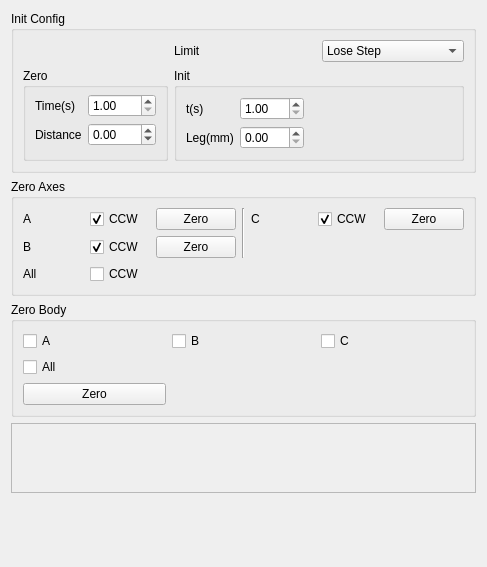
ww4u/megarobostudio, file source/wnd/ui/igusdrylinpref.ui: the form before one commit.
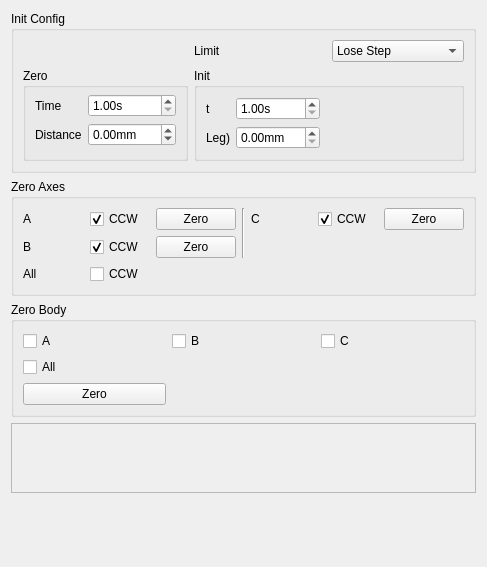
The form after the commit. Icons and pictures are not drawn. Custom widgets are drawn as their Qt base class.

Diff of the .ui file:
```diff
--- a/source/wnd/ui/igusdrylinpref.ui
+++ b/source/wnd/ui/igusdrylinpref.ui
@@ -48,12 +48,15 @@
          <item row="0" column="0">
           <widget class="QLabel" name="label_7">
            <property name="text">
-            <string>Time(s)</string>
+            <string>Time</string>
            </property>
           </widget>
          </item>
          <item row="0" column="1">
           <widget class="QDoubleSpinBox" name="spinZeroTime">
+           <property name="suffix">
+            <string>s</string>
+           </property>
            <property name="minimum">
             <double>1.000000000000000</double>
            </property>
@@ -71,6 +74,9 @@
          </item>
          <item row="1" column="1">
           <widget class="QDoubleSpinBox" name="spinZeroAngle">
+           <property name="suffix">
+            <string>mm</string>
+           </property>
            <property name="minimum">
             <double>-360.000000000000000</double>
            </property>
@@ -111,12 +117,15 @@
          <item row="1" column="0">
           <widget class="QLabel" name="label_2">
            <property name="text">
-            <string>Leg(mm)</string>
+            <string>Leg)</string>
            </property>
           </widget>
          </item>
          <item row="1" column="1">
           <widget class="QDoubleSpinBox" name="spinInitLeg">
+           <property name="suffix">
+            <string>mm</string>
+           </property>
            <property name="minimum">
             <double>0.000000000000000</double>
            </property>
@@ -128,12 +137,15 @@
          <item row="0" column="0">
           <widget class="QLabel" name="label_16">
            <property name="text">
-            <string>t(s)</string>
+            <string>t</string>
            </property>
           </widget>
          </item>
          <item row="0" column="1">
           <widget class="QDoubleSpinBox" name="spinInitT">
+           <property name="suffix">
+            <string>s</string>
+           </property>
            <property name="minimum">
             <double>1.000000000000000</double>
            </property>
```
Left out of the diff: 10 changed lines with no effect on the pictures.
